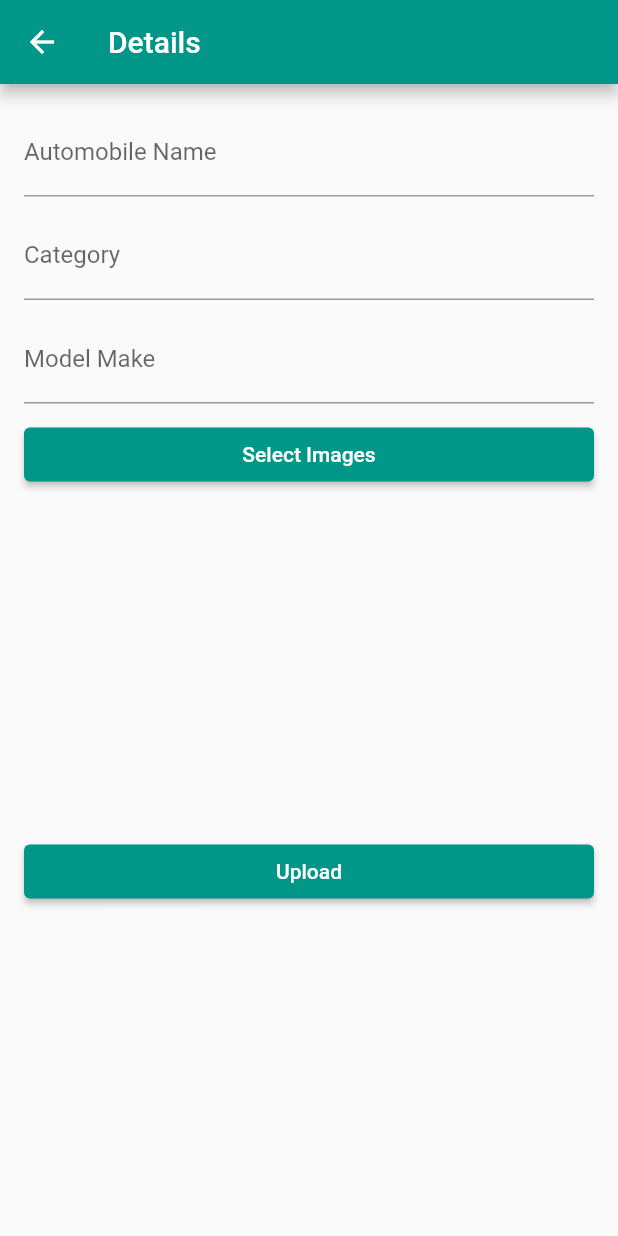
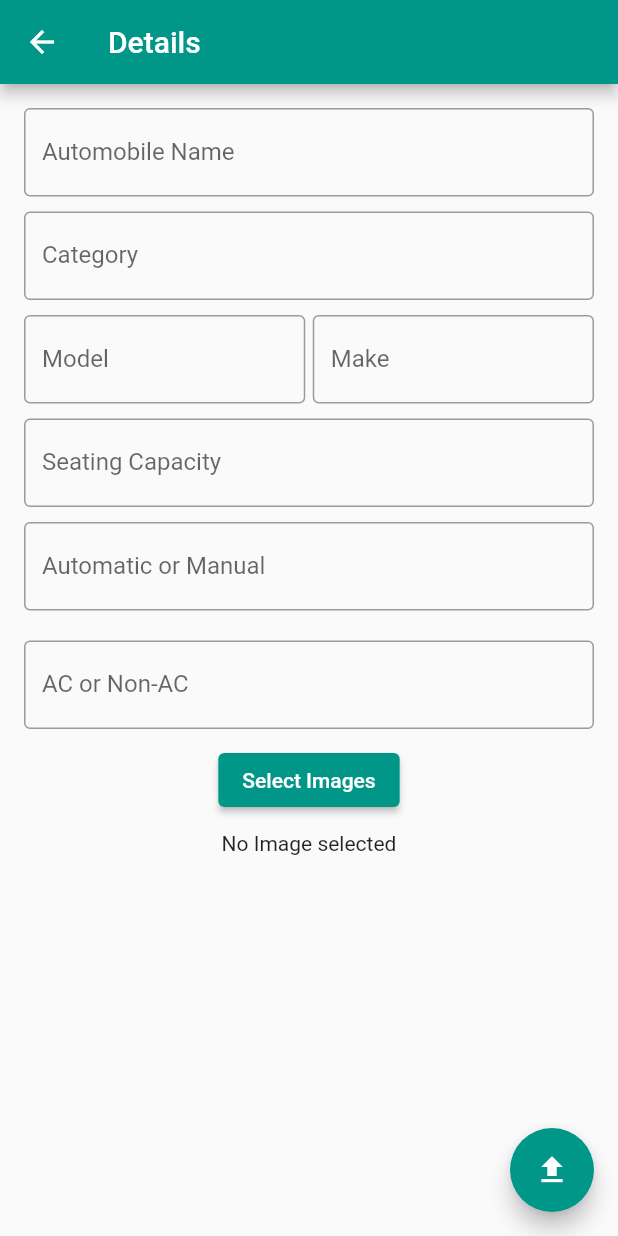
Before and after one commit to abdullahawan123/Renting-Automobile-Flutter-Application, a Flutter app: the BO_Details screen opened directly, after a tap on "Select Images", on a phone screen of 412 x 824 dp. Run offline on Flutter 3.47's test engine with Material 2 defaults, Android fonts, the light colour scheme and no system bars; drawn by our look-alikes of carousel_slider; our stand-ins replace animated_text_kit, cloud_firestore, firebase_auth, firebase_core, firebase_storage, fluttertoast and 2 more; accounts and stored records are empty; project files that could hold a hidden picture were left out.

Commit message:
firebase storage uploading image module completed.

```diff
--- a/lib/UI/BO_Screens/BO_Details.dart
+++ b/lib/UI/BO_Screens/BO_Details.dart
@@ -2,9 +2,7 @@ import 'dart:io';
 import 'package:flutter/material.dart';
 import 'package:image_picker/image_picker.dart';
 import 'package:firebase_storage/firebase_storage.dart';
-import 'package:cloud_firestore/cloud_firestore.dart';
-import 'package:path/path.dart' as path;
-import 'package:carousel_slider/carousel_slider.dart';
+import 'package:wheel_for_a_while/UI/utils/utilities.dart';
 
 class BO_Details extends StatefulWidget {
   @override
@@ -12,128 +10,21 @@ class BO_Details extends StatefulWidget {
 }
 
 class _BO_DetailsState extends State<BO_Details> {
-  List<File> _selectedImages = [];
-  List<Widget> _imageWidgets = [];
+
   final TextEditingController _nameController = TextEditingController();
   final TextEditingController _categoryController = TextEditingController();
-  final TextEditingController _modelMakeController = TextEditingController();
+  final TextEditingController _modelController = TextEditingController();
+  final TextEditingController _makeController = TextEditingController();
+  final TextEditingController _capacityController = TextEditingController();
+  final TextEditingController _gearsController = TextEditingController();
+  final TextEditingController _acController = TextEditingController();
 
-  void successMessage(){
-    showDialog(
-      context: context,
-      builder: (BuildContext context) {
-        return AlertDialog(
-          title: const Text('Success'),
-          content: const Text('Automobile details uploaded successfully.'),
-          actions: [
-            TextButton(
-              child: const Text('OK'),
-              onPressed: () {
-                Navigator.of(context).pop();
-              },
-            ),
-          ],
-        );
-      },
-    );
-  }
-
-  Future<void> _uploadData() async {
-    // Validate form fields
-    if (_selectedImages.isEmpty ||
-        _nameController.text.isEmpty ||
-        _categoryController.text.isEmpty ||
-        _modelMakeController.text.isEmpty) {
-      showDialog(
-        context: context,
-        builder: (BuildContext context) {
-          return AlertDialog(
-            title: const Text('Error'),
-            content: const Text('Please fill in all fields and select at least one image.'),
-            actions: [
-              TextButton(
-                child: const Text('OK'),
-                onPressed: () {
-                  Navigator.of(context).pop();
-                },
-              ),
-            ],
-          );
-        },
-      );
-      return;
-    }
-
-    try {
-      List<String> imageUrls = [];
-
-      // Upload images to Firebase Storage
-      for (File imageFile in _selectedImages) {
-        String imageName = path.basename(imageFile.path);
-        Reference storageRef = FirebaseStorage.instance.ref().child(imageName);
-        UploadTask uploadTask = storageRef.putFile(imageFile);
-        TaskSnapshot storageSnapshot = await uploadTask.whenComplete(() => null);
-        String imageUrl = await storageSnapshot.ref.getDownloadURL();
-        imageUrls.add(imageUrl);
-      }
-
-      // Upload automobile details and image URLs to Firestore
-      FirebaseFirestore firestore = FirebaseFirestore.instance;
-      CollectionReference automobilesRef = firestore.collection('automobiles');
-      await automobilesRef.add({
-        'image_urls': imageUrls,
-        'name': _nameController.text,
-        'category': _categoryController.text,
-        'model_make': _modelMakeController.text,
-      });
-
-      // Show success dialog
-      successMessage();
-
-      // Clear form fields
-      _selectedImages.clear();
-      _nameController.clear();
-      _categoryController.clear();
-      _modelMakeController.clear();
-
-
-    } catch (error) {
-      showDialog(
-        context: context,
-        builder: (BuildContext context) {
-          return AlertDialog(
-            title: const Text('Error'),
-            content: const Text('An error occurred.'),
-            actions: [
-              TextButton(
-                child: const Text('OK'),
-                onPressed: () {
-                  Navigator.of(context).pop();
-                },
-              ),
-            ],
-          );
-        },
-      );
-    }
-  }
-
-  Future<void> _pickImages() async {
-    final ImagePicker picker = ImagePicker();
-    final List<XFile> images = await picker.pickMultiImage();
-
-    setState(() {
-      _selectedImages = images.map((XFile image) => File(image.path)).toList();
-      _imageWidgets = _selectedImages
-          .map((File image) => Image.file(
-        image,
-        width: 150,
-        height: 150,
-        fit: BoxFit.cover,
-      ))
-          .toList();
-    });
-  }
+  final ImagePicker _picker = ImagePicker();
+  final List<XFile> _selectedList = [];
+  final FirebaseStorage _storageRef = FirebaseStorage.instance;
+  List<String> arrImgUrl = [];
+  int uploadItem = 0;
+  bool _isUploading = false;
 
   @override
   Widget build(BuildContext context) {
@@ -142,46 +33,151 @@ class _BO_DetailsState extends State<BO_Details> {
         title: const Text('Details'),
       ),
       body: SafeArea(
+        child: SingleChildScrollView(
           child: Padding(
             padding: const EdgeInsets.all(16.0),
-          child: ListView(
+            child: _isUploading? isUploading() :Column(
               children: [
                 TextField(
                   controller: _nameController,
-                decoration: const InputDecoration(labelText: 'Automobile Name'),
+                  decoration: const InputDecoration(labelText: 'Automobile Name', hintText: 'Honda, Suzuki, Hyundai', border: OutlineInputBorder()),
                 ),
                 const SizedBox(height: 10),
                 TextField(
                   controller: _categoryController,
-                decoration: const InputDecoration(labelText: 'Category'),
+                  decoration: const InputDecoration(labelText: 'Category', hintText: 'Car, bike, SUV', border: OutlineInputBorder()),
+                ),
+                const SizedBox(height: 10),
+                Row(
+                  children: [
+                    Expanded(
+                      child: TextField(
+                        controller: _modelController,
+                        decoration: const InputDecoration(labelText: 'Model', hintText: '2017', border: OutlineInputBorder()),
+                      ),
+                    ),
+                    const SizedBox(width: 5,),
+                    Expanded(
+                      child: TextField(
+                        controller: _makeController,
+                        decoration: const InputDecoration(labelText: 'Make', hintText: 'SONATA, CIVIC, CITY, etc', border: OutlineInputBorder()),
+                      ),
+                    ),
+                  ],
                 ),
                 const SizedBox(height: 10),
                 TextField(
-                controller: _modelMakeController,
-                decoration: const InputDecoration(labelText: 'Model Make'),
+                  controller: _capacityController,
+                  decoration: const InputDecoration(labelText: 'Seating Capacity', hintText: '4,5', border: OutlineInputBorder()),
+                ),
+                const SizedBox(height: 10),
+                TextField(
+                  controller: _gearsController,
+                  decoration: const InputDecoration(labelText: 'Automatic or Manual', border: OutlineInputBorder()),
+                ),
+                const SizedBox(height: 10),
+
+                const SizedBox(height: 10),
+                TextField(
+                  controller: _acController,
+                  decoration: const InputDecoration(
+                    labelText: 'AC or Non-AC',
+                    border: OutlineInputBorder(),
+                  ),
                 ),
                 const SizedBox(height: 10),
                 ElevatedButton(
-                onPressed: _pickImages,
+                  onPressed: selectImage,
                   child: const Text('Select Images'),
                 ),
                 const SizedBox(height: 10),
-              CarouselSlider(
-                options: CarouselOptions(
-                  height: 200,
-                  enableInfiniteScroll: false,
+                _selectedList.isEmpty
+                    ? const Text("No Image selected")
+                    : GridView.builder(
+                  shrinkWrap: true,
+                  itemCount: _selectedList.length,
+                  gridDelegate: const SliverGridDelegateWithFixedCrossAxisCount(
+                    crossAxisCount: 3,
                   ),
-                items: _imageWidgets,
+                  itemBuilder: (BuildContext context, int index) {
+                    return Padding(
+                      padding: const EdgeInsets.all(2.0),
+                      child: Image.file(
+                        File(_selectedList[index].path),
+                        fit: BoxFit.cover,
                       ),
-              const SizedBox(height: 20),
-              ElevatedButton(
-                onPressed: _uploadData,
-                child: const Text('Upload'),
+                    );
+                  },
                 ),
               ],
             ),
           ),
         ),
+      ),
+      floatingActionButton: FloatingActionButton(
+        onPressed: () {
+          if(_selectedList.isNotEmpty){
+            uploadFunction(_selectedList);
+          }else{
+            ScaffoldMessenger.of(context).showSnackBar(SnackBar(content: Text('Please Select Image First??')));
+          }
+
+        },
+        tooltip: 'Upload',
+        child: const Icon(Icons.file_upload),
+      ),
+    );
+  }
+
+  void uploadFunction(List<XFile> images){
+    setState(() {
+      _isUploading = true;
+    });
+    for(int i = 0; i < images.length; i++){
+      var imageUrl = uploadFile(images[i]);
+      arrImgUrl.add(imageUrl.toString());
+    }
+  }
+
+  Future<String> uploadFile(XFile image)async{
+    Reference reference = _storageRef.ref().child('multiple_images').child(image.name);
+    UploadTask uploadTask = reference.putFile(File(image.path));
+    await uploadTask.whenComplete(() {
+      setState(() {
+        uploadItem++;
+        if(uploadItem == _selectedList.length){
+          _isUploading = false;
+          uploadItem = 0;
+        }
+      });
+    });
+    return reference.getDownloadURL();
+  }
+
+  Future<void> selectImage()async{
+    _selectedList.clear();
+    try{
+      final List<XFile> imgs = await _picker.pickMultiImage();
+      if(imgs.isNotEmpty){
+        _selectedList.addAll(imgs);
+      }
+    }catch(e){
+      Utils().toastMessage(e.toString());
+    }
+    setState(() {});
+  }
+
+  Widget isUploading() {
+    return Center(
+      child: Column(
+        crossAxisAlignment: CrossAxisAlignment.center,
+        mainAxisAlignment: MainAxisAlignment.center,
+        children: [
+          Text("Uploading: $uploadItem/${_selectedList.length}"),
+          const SizedBox(height: 10,),
+          const CircularProgressIndicator(strokeWidth: 4, color: Color(0xFF03DAC6),)
+        ],
+      ),
     );
   }
 }
--- a/lib/UI/BO_Screens/BO_HomePage.dart
+++ b/lib/UI/BO_Screens/BO_HomePage.dart
@@ -40,6 +40,7 @@ class _BO_HomePageState extends State<BO_HomePage> with SingleTickerProviderStat
       onWillPop: ()=> BackButtonDoublePressed().onBackButtonDoublePressed(context),
       child: Scaffold(
         appBar: AppBar(
+          automaticallyImplyLeading: false,
           title: const Text('Business Owner'),
           actions: [
             IconButton(onPressed: (){
--- a/lib/UI/Screens/HomePage.dart
+++ b/lib/UI/Screens/HomePage.dart
@@ -1,6 +1,5 @@
 import 'package:firebase_auth/firebase_auth.dart';
 import 'package:flutter/material.dart';
-import 'package:flutter/services.dart';
 import 'package:shared_preferences/shared_preferences.dart';
 import 'package:wheel_for_a_while/UI/Authentication/Login.dart';
 import 'package:wheel_for_a_while/UI/Screens/BikeOption.dart';
--- a/pubspec.yaml
+++ b/pubspec.yaml
@@ -39,7 +39,8 @@ dependencies:
   firebase_core: ^2.7.0
   firebase_storage: ^11.0.14
   firebase_auth: ^4.2.9
-  cloud_firestore:
+  cloud_firestore: ^4.7.1
+  firebase_database: ^10.2.1
   fluttertoast: ^8.2.1
   flutter_spinkit: ^5.1.0
   animated_text_kit: ^4.2.2
```
Also changed, not shown: lib/UI/Authentication/SplashServices.dart (+21 -11 lines), lib/UI/Authentication/Splash_screen.dart (+19 -14 lines), pubspec.lock, 2 other files. Lines whose indentation alone changed are shown as unchanged.
